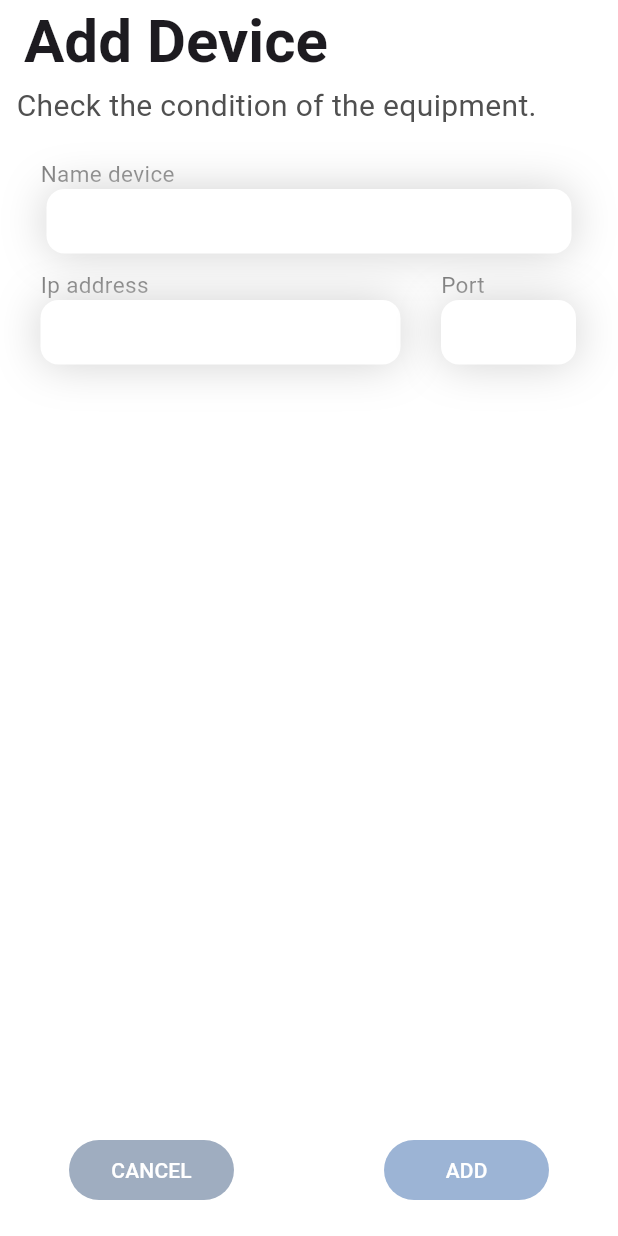
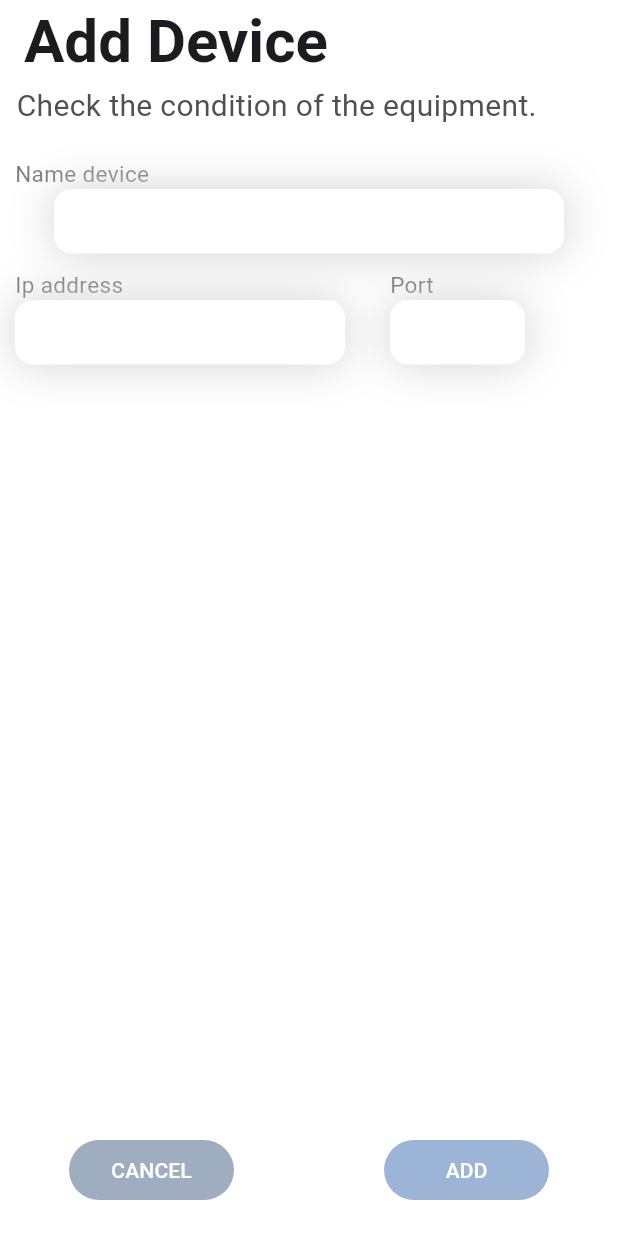
Before and after one commit to The1Re/ip_checker, a Flutter app: the Adddvice screen opened directly, on a phone screen of 412 x 824 dp. Run offline on Flutter 3.47's test engine with Material 3 defaults, Android fonts, the phone set to English and light mode, and no system bars; missing offline and left inert: dart_ping.

Commit message:
edit size

```diff
--- a/lib/screens/Home.dart
+++ b/lib/screens/Home.dart
@@ -92,7 +92,7 @@ class _HomePageState extends State<HomePage> {
             Container(
               padding: EdgeInsets.symmetric(horizontal: 12),
               margin: EdgeInsetsDirectional.only(top: 20),
-              height: 600,
+              height: 490,
               child: deviceCard()
             ),
           ],
--- a/lib/screens/addDvice.dart
+++ b/lib/screens/addDvice.dart
@@ -11,8 +11,8 @@ class Adddvice extends StatefulWidget {
 }
 
 class _AdddviceState extends State<Adddvice> {
-  textField nameDevice = textField(widthField: 350);
-  textField ipAddress = textField(widthField: 240);
+  textField nameDevice = textField(widthField: 340);
+  textField ipAddress = textField(widthField: 220);
   textField port = textField(widthField: 90);
 
   @override
@@ -54,7 +54,7 @@ class _AdddviceState extends State<Adddvice> {
                   crossAxisAlignment: CrossAxisAlignment.start,
                   children: [
                     Container(
-                      padding: EdgeInsets.only(left: 27),
+                      padding: EdgeInsets.only(left: 10),
                       child: Text(
                         "Name device",
                         style: TextStyle(
@@ -74,7 +74,7 @@ class _AdddviceState extends State<Adddvice> {
                       children: [
                         //ip address
                         Container(
-                          padding: EdgeInsets.only(left: 27),
+                          padding: EdgeInsets.only(left: 10),
                           margin: EdgeInsets.only(bottom: 10, top: 10),
                           child: Column(
                             crossAxisAlignment: CrossAxisAlignment.start,
@@ -91,7 +91,7 @@ class _AdddviceState extends State<Adddvice> {
                         ),
                         //Port
                         Container(
-                          padding: EdgeInsets.only(left: 27),
+                          padding: EdgeInsets.only(left: 30),
                           margin: EdgeInsets.only(bottom: 10, top: 10),
                           child: Column(
                             mainAxisAlignment: MainAxisAlignment.start,
@@ -192,7 +192,8 @@ class _AdddviceState extends State<Adddvice> {
                 ),
               )
             ],
-          ))
+          )
+          ),
         ],
       ),
     );
```
